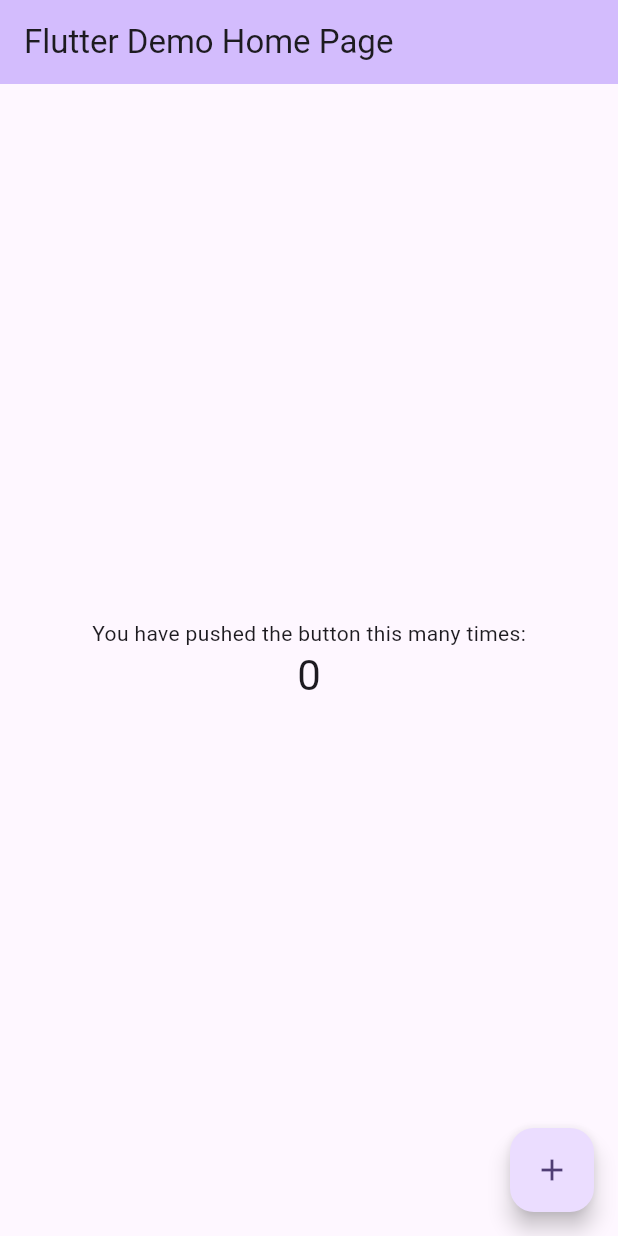
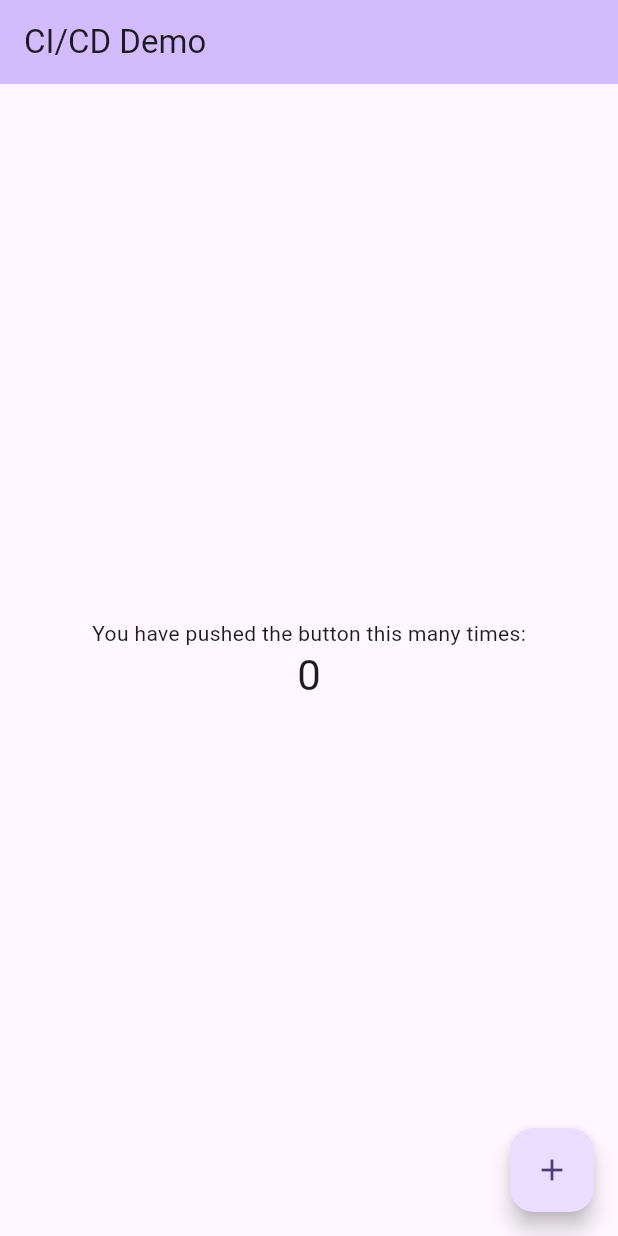
Before and after one commit to sahilmind/ci_cd_example, a Flutter app: the screen it shows after launch, on a phone screen of 412 x 824 dp. Run offline on Flutter 3.47's test engine with Material 2 defaults, Android fonts, the phone set to English and light mode, and no system bars.

Commit message:
refactor(#main): Updated main file.

```diff
--- a/lib/main.dart
+++ b/lib/main.dart
@@ -15,7 +15,7 @@ class MyApp extends StatelessWidget {
         colorScheme: ColorScheme.fromSeed(seedColor: Colors.deepPurple),
         useMaterial3: true,
       ),
-      home: const MyHomePage(title: 'Flutter Demo Home Page'),
+      home: const MyHomePage(title: 'CI/CD Demo'),
     );
   }
 }
```
